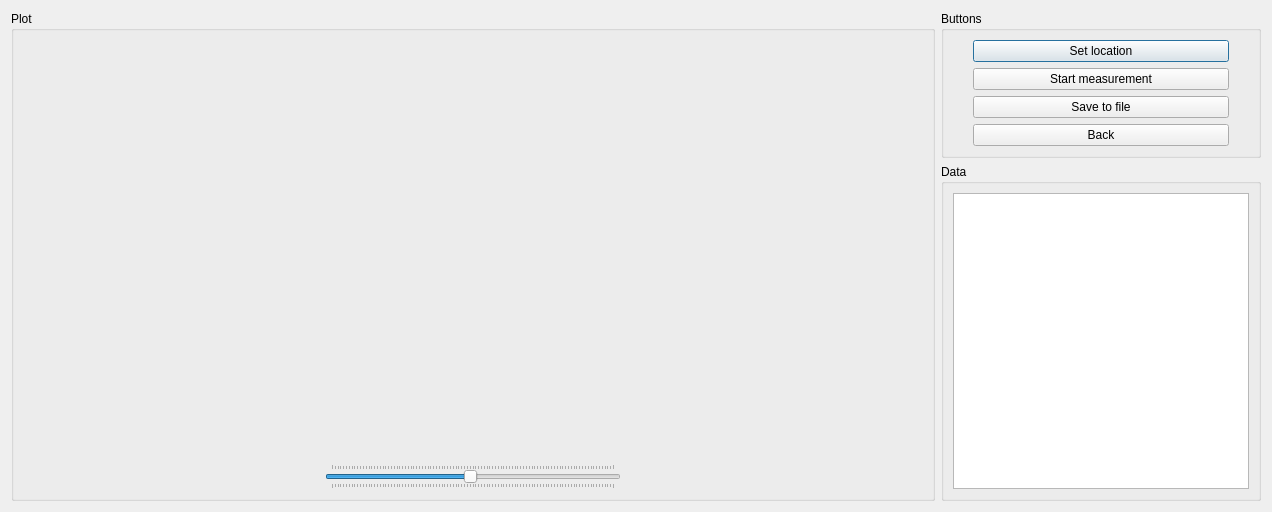
First picture: the form in measurewindow.ui, repository Dawid-Lukasiewicz/ultrasonic-sensor-app, before the edit.
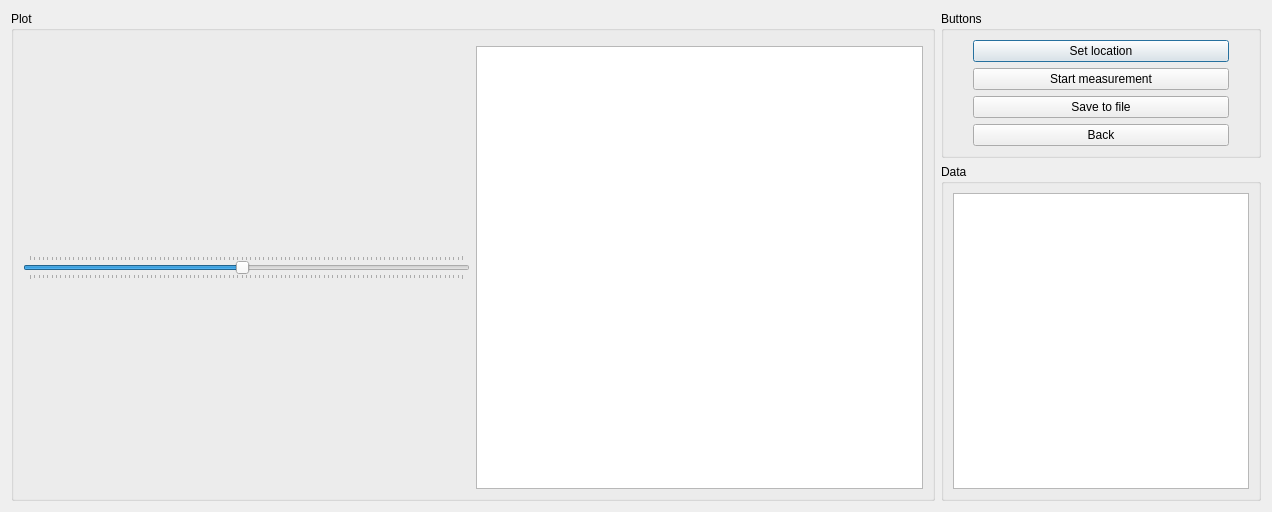
Second picture: the form after the edit. Custom widgets are drawn as their Qt base class.

Commit message: comments and testing slider

```diff
--- a/measurewindow.ui
+++ b/measurewindow.ui
@@ -98,7 +98,7 @@
       <string>Plot</string>
      </property>
      <layout class="QGridLayout" name="gridLayout_3">
-      <item row="0" column="0" colspan="3">
+      <item row="0" column="0" colspan="2">
        <widget class="QCustomPlot" name="MeasureWindowPlot" native="true">
         <property name="minimumSize">
          <size>
@@ -109,19 +109,6 @@
        </widget>
       </item>
       <item row="1" column="0">
-       <spacer name="horizontalSpacer">
-        <property name="orientation">
-         <enum>Qt::Horizontal</enum>
-        </property>
-        <property name="sizeHint" stdset="0">
-         <size>
-          <width>293</width>
-          <height>20</height>
-         </size>
-        </property>
-       </spacer>
-      </item>
-      <item row="1" column="1">
        <widget class="QSlider" name="horizontalSlider">
         <property name="enabled">
          <bool>true</bool>
@@ -158,18 +145,8 @@
         </property>
        </widget>
       </item>
-      <item row="1" column="2">
-       <spacer name="horizontalSpacer_2">
-        <property name="orientation">
-         <enum>Qt::Horizontal</enum>
-        </property>
-        <property name="sizeHint" stdset="0">
-         <size>
-          <width>293</width>
-          <height>20</height>
-         </size>
-        </property>
-       </spacer>
+      <item row="1" column="1">
+       <widget class="QTextEdit" name="textEdit"/>
       </item>
      </layout>
     </widget>
```
The commit also changes 1 other file.
